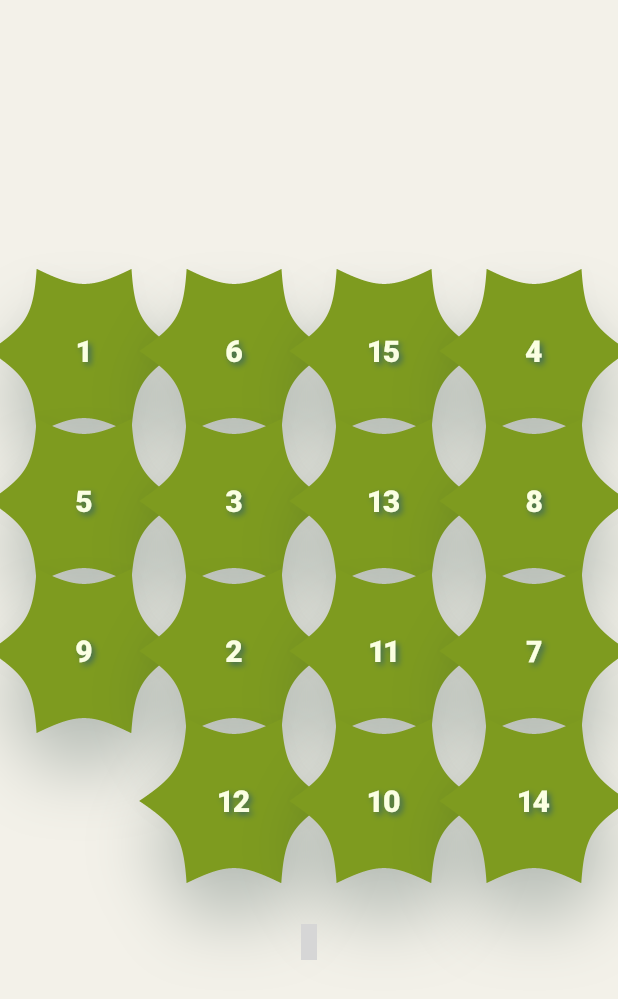
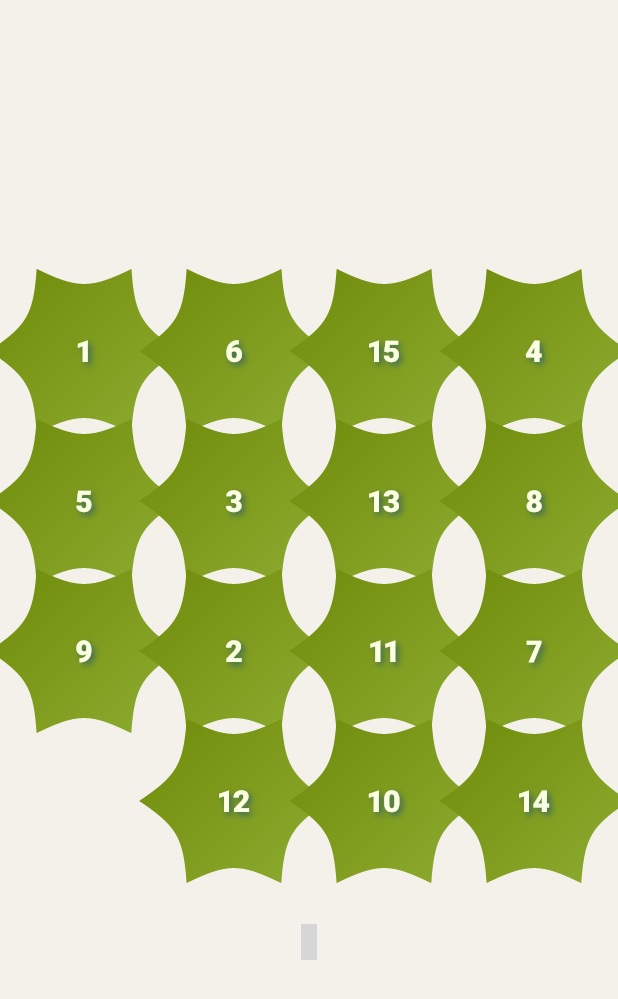
Before and after one commit to Rongix/flutter_puzzle_hack, a Flutter app: the screen it shows after launch, on a phone screen of 412 x 824 dp. Shown: the top 999 px of the screen. Run offline on Flutter 3.47's test engine with Material 2 defaults, Android fonts, the phone set to English and light mode, and no system bars; our stand-ins replace equatable, flutter_bloc, get_it, go_router, material_color_utilities, material_design_icons_flutter; grey boxes are pictures that could not be loaded.

Commit message:
Fix shadow junk (remove shadows)

```diff
--- a/app/lib/feature/puzzle_screen/widget/puzzle_screen.dart
+++ b/app/lib/feature/puzzle_screen/widget/puzzle_screen.dart
@@ -104,8 +104,8 @@ class PuzzleViewer extends StatelessWidget {
       key: const ValueKey('bg-shape'),
       duration: const Duration(milliseconds: 1500),
       supershape: supershape,
-      color: Theme.of(context).cardTheme.color,
-      shadow: Theme.of(context).cardTheme.shadowColor,
+      color1: Theme.of(context).colorScheme.primary,
+      color2: Theme.of(context).colorScheme.primaryContainer,
       size: Size(tileSize, tileSize),
     );
 
--- a/app/lib/feature/supershape/animated_supershape.dart
+++ b/app/lib/feature/supershape/animated_supershape.dart
@@ -7,15 +7,15 @@ class AnimatedSupershape extends ImplicitlyAnimatedWidget {
     required this.supershape,
     required Duration duration,
     required this.size,
-    this.color,
-    this.shadow,
+    required this.color1,
+    required this.color2,
     Curve curve = Curves.easeOutQuart,
     Key? key,
   }) : super(duration: duration, curve: curve, key: key);
 
   final Supershape supershape;
-  final Color? color;
-  final Color? shadow;
+  final Color color1;
+  final Color color2;
   final Size size;
 
   @override
@@ -39,8 +39,8 @@ class _AnimatedSupershapeState extends AnimatedWidgetBaseState<AnimatedSupershap
       size: widget.size,
       painter: SupershapePainter(
         supershape: _supershape?.evaluate(animation),
-        color: widget.color,
-        shadow: widget.shadow,
+        color1: widget.color1,
+        color2: widget.color2,
       ),
     );
   }
--- a/app/lib/feature/supershape/supershape_painter.dart
+++ b/app/lib/feature/supershape/supershape_painter.dart
@@ -1,4 +1,5 @@
 // ignore_for_file: cascade_invocations
+import 'dart:ui' as ui;
 
 import 'package:app/feature/supershape/supershape.dart';
 import 'package:flutter/material.dart';
@@ -6,27 +7,36 @@ import 'package:flutter/material.dart';
 class SupershapePainter extends CustomPainter {
   const SupershapePainter({
     required this.supershape,
-    required this.color,
-    required this.shadow,
+    required this.color1,
+    required this.color2,
   });
 
   final Supershape? supershape;
-  final Color? color;
-  final Color? shadow;
+  final Color color1;
+  final Color color2;
 
   @override
   void paint(Canvas canvas, Size size) {
     assert(size.height == size.width, 'Can not use non-square canvas');
     if (supershape == null) return;
 
-    final fillPaint = Paint()
-      ..color = color ?? Colors.black
-      ..style = PaintingStyle.fill;
+    final radius = size.width / 2;
 
-    canvas.translate(size.width / 2, size.height / 2);
-    final path = supershape!.path(size.width * 0.8 / 2);
-    canvas.drawShadow(path, shadow ?? Colors.black, 15, false);
-    canvas.drawPath(path, fillPaint);
+    // final paint = Paint()
+    //   ..color = color ?? Colors.black
+    //   ..style = PaintingStyle.fill;
+
+    final paint = Paint()
+      ..shader = ui.Gradient.linear(
+        Offset(-radius, -radius),
+        Offset(radius, radius),
+        // radius,
+        [color1, color2],
+      );
+
+    canvas.translate(radius, radius);
+    final path = supershape!.path(radius * 0.8);
+    canvas.drawPath(path, paint);
   }
 
   @override
--- a/app/lib/feature/theme_cubit/theme_cubit.dart
+++ b/app/lib/feature/theme_cubit/theme_cubit.dart
@@ -37,11 +37,9 @@ class ThemeCubitState extends Equatable {
       scaffoldBackgroundColor: Color(palette.neutral.get(95)),
       backgroundColor: Color(palette.neutral.get(60)),
       shadowColor: Color(palette.neutral.get(10)),
-      cardTheme: CardTheme(
-        color: Color(palette.primary.get(60)),
-        margin: EdgeInsets.zero,
-        elevation: 15,
-        shadowColor: Color(palette.tertiary.get(40)).withOpacity(.5),
+      colorScheme: ColorScheme.light(
+        primary: Color(palette.primary.get(55)),
+        primaryContainer: Color(palette.primary.get(65)),
       ),
       iconTheme: IconThemeData(
         color: Color(palette.neutral.get(50)),
@@ -74,18 +72,14 @@ class ThemeCubitState extends Equatable {
   static ThemeData darkModeFromPaletter(CorePalette palette) {
     return ThemeData(
       brightness: Brightness.dark,
-      scaffoldBackgroundColor: Color(palette.tertiary.get(15)),
+      scaffoldBackgroundColor: Color(palette.neutral.get(10)),
       backgroundColor: Color(palette.neutral.get(40)),
       splashColor: Color(palette.neutral.get(50)).withOpacity(0.1),
       highlightColor: Colors.transparent,
       hoverColor: Color(palette.neutral.get(50)).withOpacity(0.1),
-      // shadowColor: Color(palette.neutral.get(10)),
-      cardColor: Color(palette.primary.get(35)),
-      cardTheme: CardTheme(
-        color: Color(palette.primary.get(35)),
-        margin: EdgeInsets.zero,
-        elevation: 15,
-        shadowColor: Color(palette.tertiary.get(20)).withOpacity(0.6),
+      colorScheme: ColorScheme.dark(
+        primary: Color(palette.primary.get(35)),
+        primaryContainer: Color(palette.primary.get(25)),
       ),
       iconTheme: IconThemeData(
         color: Color(palette.neutral.get(80)),
```
